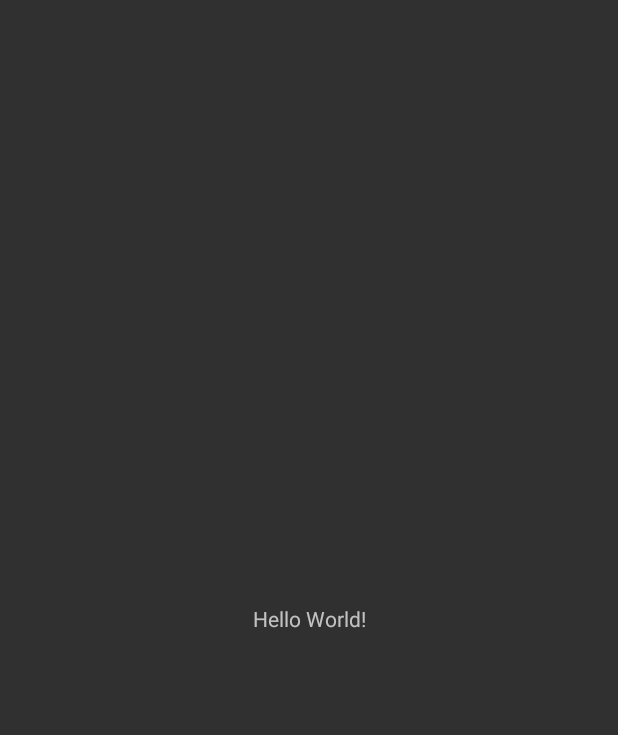
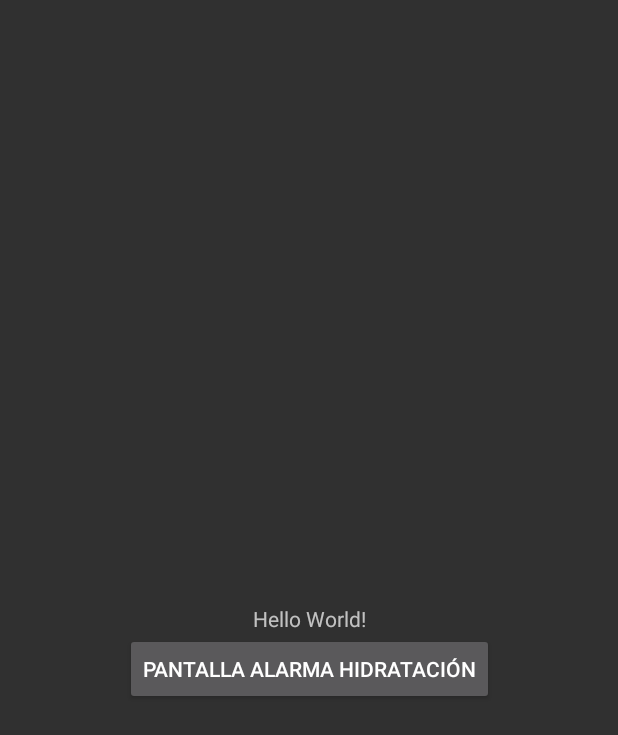
Before and after one commit to ja-ardila/AlarmasMobile, an Android app: the screen it shows after launch (MainActivity), on a phone screen of 412 x 824 dp. Before the commit the part shown is almost empty. Shown: the top 735 px of the screen. Run offline under Robolectric (Android 15) with nearby library versions, the phone set to English and light mode, and no system bars.

Commit message:
Primera versión pantalla alarma hidratacion

```diff
--- a/app/src/main/AndroidManifest.xml
+++ b/app/src/main/AndroidManifest.xml
@@ -13,6 +13,9 @@
         android:theme="@style/Theme.AlarmasMobile"
         tools:targetApi="31">
         <activity
+            android:name=".AlarmaHidratacion"
+            android:exported="false" />
+        <activity
             android:name=".MainActivity"
             android:exported="true"
             android:theme="@style/Theme.AppCompat.NoActionBar">
--- a/app/src/main/java/com/example/alarmasmobile/MainActivity.kt
+++ b/app/src/main/java/com/example/alarmasmobile/MainActivity.kt
@@ -1,20 +1,26 @@
 package com.example.alarmasmobile
 
+import android.content.Intent
 import android.os.Bundle
+import android.view.View
+import android.widget.Button
 import androidx.activity.enableEdgeToEdge
 import androidx.appcompat.app.AppCompatActivity
 import androidx.core.view.ViewCompat
 import androidx.core.view.WindowInsetsCompat
 
+
 class MainActivity : AppCompatActivity() {
     override fun onCreate(savedInstanceState: Bundle?) {
         super.onCreate(savedInstanceState)
-        enableEdgeToEdge()
         setContentView(R.layout.activity_main)
-        ViewCompat.setOnApplyWindowInsetsListener(findViewById(R.id.main)) { v, insets ->
-            val systemBars = insets.getInsets(WindowInsetsCompat.Type.systemBars())
-            v.setPadding(systemBars.left, systemBars.top, systemBars.right, systemBars.bottom)
-            insets
+
+        // Encontrar el botón por su ID y establecer el onClickListener
+        val boton = findViewById<Button>(R.id.button_prueba)
+        boton.setOnClickListener {
+            // Crear un intent para cambiar a la segunda actividad
+            val intent = Intent(this, AlarmaHidratacion::class.java)
+            startActivity(intent)  // Iniciar la segunda actividad
         }
     }
 }
--- a/app/src/main/res/layout/activity_main.xml
+++ b/app/src/main/res/layout/activity_main.xml
@@ -8,6 +8,7 @@
     tools:context=".MainActivity">
 
     <TextView
+        android:id="@+id/textView"
         android:layout_width="wrap_content"
         android:layout_height="wrap_content"
         android:text="Hello World!"
@@ -16,4 +17,13 @@
         app:layout_constraintStart_toStartOf="parent"
         app:layout_constraintTop_toTopOf="parent" />
 
+    <Button
+        android:id="@+id/button_prueba"
+        android:layout_width="wrap_content"
+        android:layout_height="wrap_content"
+        android:text="Pantalla alarma hidratación"
+        app:layout_constraintEnd_toEndOf="parent"
+        app:layout_constraintStart_toStartOf="parent"
+        app:layout_constraintTop_toBottomOf="@+id/textView" />
+
 </androidx.constraintlayout.widget.ConstraintLayout>
```
Also changed, not shown: app/src/main/java/com/example/alarmasmobile/AlarmaHidratacion.kt (added, +14 -0 lines), app/src/main/res/drawable/rectangle.xml (added, +12 -0 lines), app/src/main/res/drawable/sombra_generica.xml (added, +11 -0 lines), app/src/main/res/layout/activity_alarma_hidratacion.xml (added, +27 -0 lines), app/src/main/res/drawable/botella_abajo.png (added), app/src/main/res/drawable/botella_arriba.png (added), app/src/main/res/drawable/fondo_alarma_hidratacion.png (added), app/src/main/res/drawable/fondo_alarma_hidratacion_cortada.png (added), app/src/main/res/drawable/top_bar_azul.png (added).
